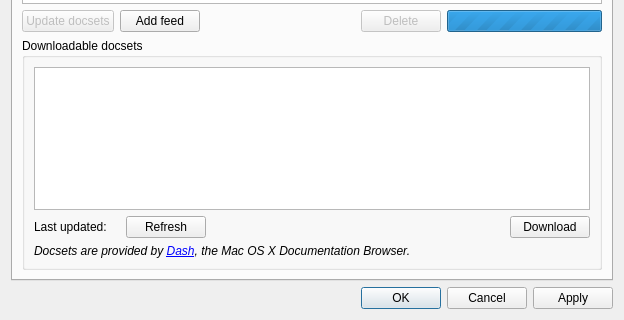
Before: the Qt Designer form src/ui/forms/settingsdialog.ui in zealdocs/zeal, drawn with Qt 5; both pictures show x 0 to 624 and y 185 to 505 of the 624 by 505 pixel window.
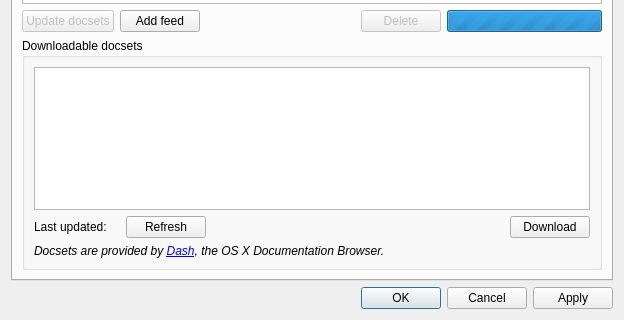
After: the same form once the commit is applied. The open tabs and pages were chosen to show the change. Custom widgets are drawn as their Qt base class.

Commit message: s/Mac OS X/OS X

Diff of the .ui file:
```diff
--- a/src/ui/forms/settingsdialog.ui
+++ b/src/ui/forms/settingsdialog.ui
@@ -483,7 +483,7 @@
           <item>
            <widget class="QLabel" name="label_4">
             <property name="text">
-             <string>&lt;i&gt;Docsets are provided by &lt;a href=&quot;http://kapeli.com/dash&quot;&gt;Dash&lt;/a&gt;, the Mac OS X Documentation Browser.&lt;/i&gt;</string>
+             <string>&lt;i&gt;Docsets are provided by &lt;a href=&quot;http://kapeli.com/dash&quot;&gt;Dash&lt;/a&gt;, the OS X Documentation Browser.&lt;/i&gt;</string>
             </property>
             <property name="textFormat">
              <enum>Qt::RichText</enum>
```
The commit also changes 1 other file.
